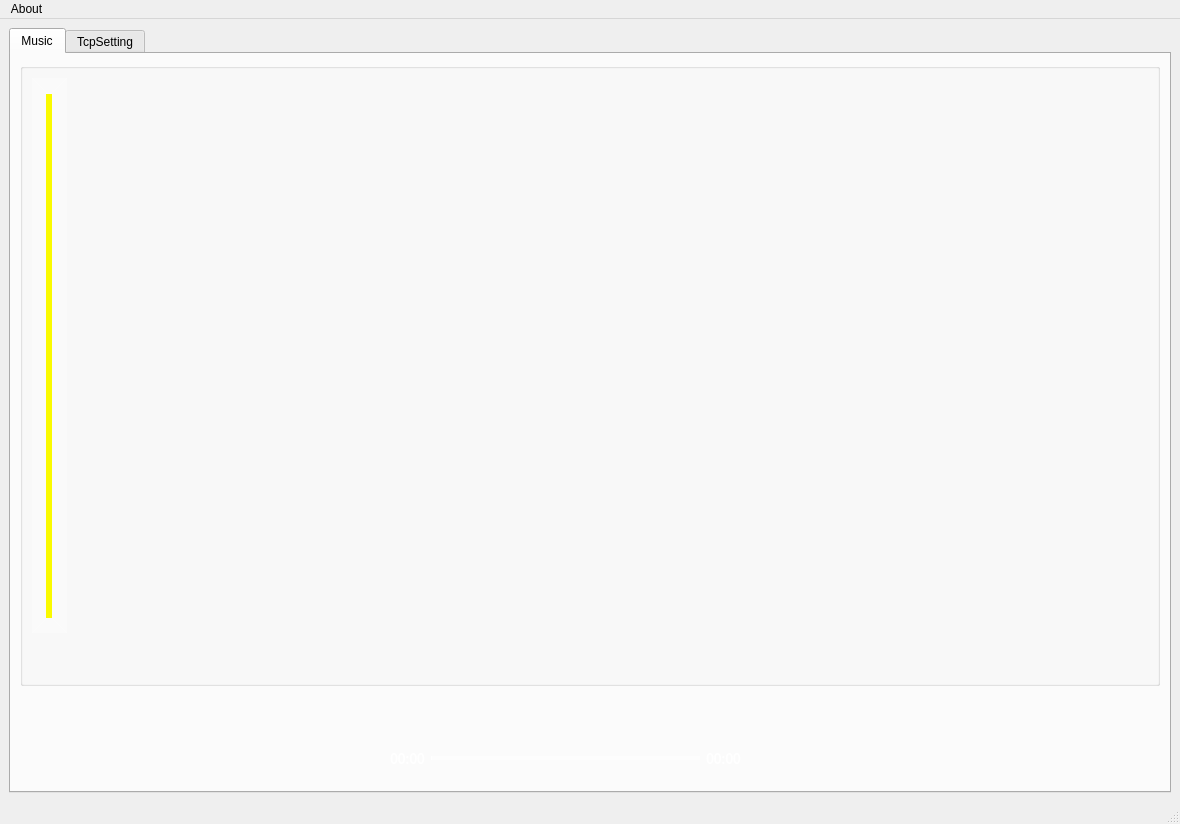
Qt form 2_Proj/server/tcpController.ui (sitakerchen/MultiStereo) before a commit.
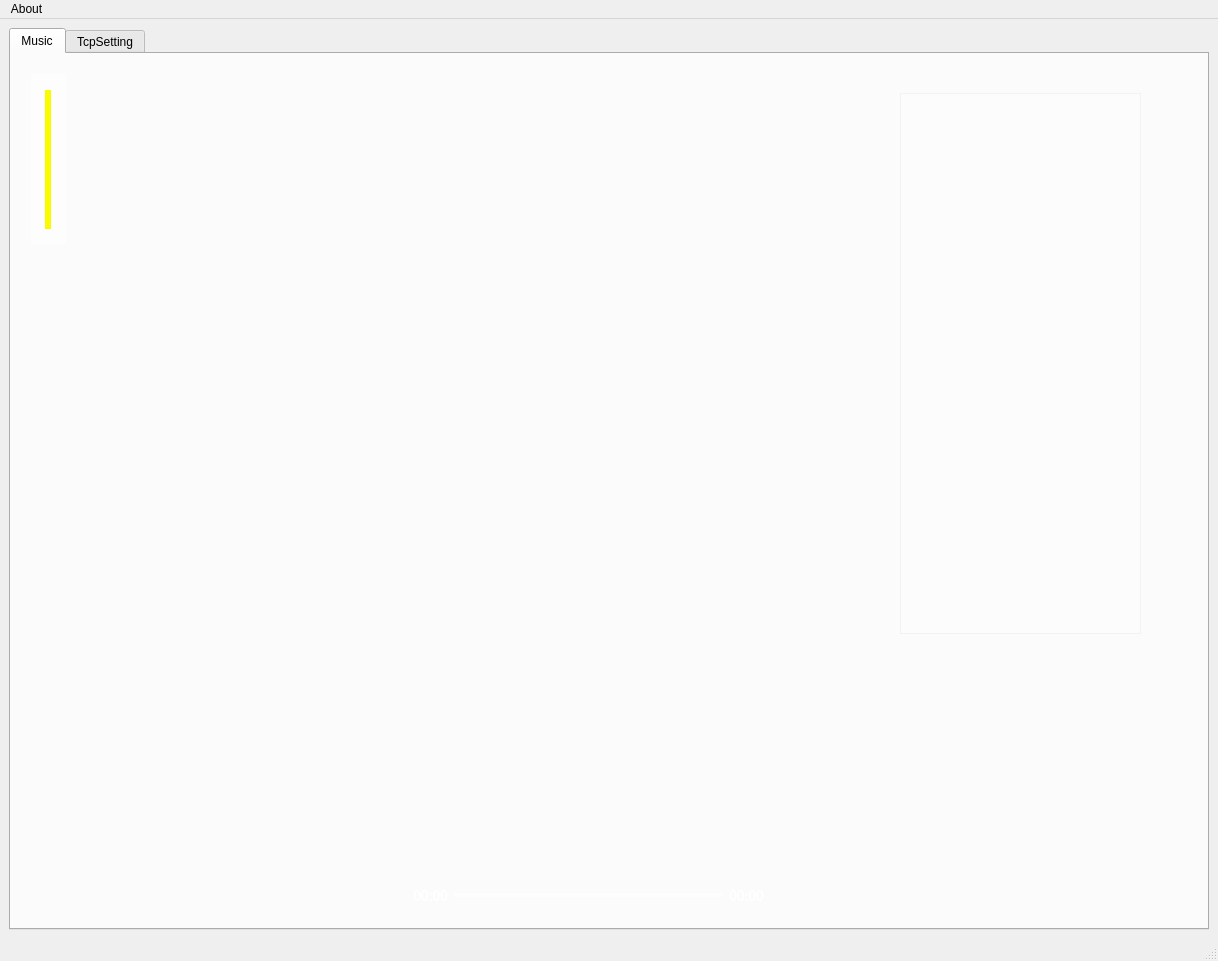
The same form after that commit. Icons and pictures are not drawn.

```diff
--- a/2_Proj/server/tcpController.ui
+++ b/2_Proj/server/tcpController.ui
@@ -6,8 +6,8 @@
    <rect>
     <x>0</x>
     <y>0</y>
-    <width>1180</width>
-    <height>824</height>
+    <width>1218</width>
+    <height>961</height>
    </rect>
   </property>
   <property name="minimumSize">
@@ -617,6 +617,42 @@
                </property>
               </spacer>
              </item>
+             <item row="1" column="1">
+              <widget class="QPushButton" name="pushButton_PlayList">
+               <property name="minimumSize">
+                <size>
+                 <width>35</width>
+                 <height>35</height>
+                </size>
+               </property>
+               <property name="maximumSize">
+                <size>
+                 <width>35</width>
+                 <height>35</height>
+                </size>
+               </property>
+               <property name="styleSheet">
+                <string notr="true">QPushButton
+{
+background-position:center center;
+border:none;
+}</string>
+               </property>
+               <property name="text">
+                <string/>
+               </property>
+               <property name="icon">
+                <iconset resource="imagefile.qrc">
+                 <normaloff>:/image/image/image/myMusicList.png</normaloff>:/image/image/image/myMusicList.png</iconset>
+               </property>
+               <property name="iconSize">
+                <size>
+                 <width>35</width>
+                 <height>35</height>
+                </size>
+               </property>
+              </widget>
+             </item>
             </layout>
            </item>
            <item>
@@ -637,22 +673,103 @@
         </item>
         <item row="1" column="0">
          <widget class="QGroupBox" name="groupBox_3">
+          <property name="styleSheet">
+           <string notr="true">QGroupBox#groupBox_3
+{
+	border-image: url(:/image/image/background/default.jpg);
+border-radius: 20px;
+}</string>
+          </property>
           <property name="title">
            <string/>
           </property>
-          <layout class="QGridLayout" name="gridLayout_6">
-           <item row="0" column="0">
-            <layout class="QVBoxLayout" name="verticalLayout_6">
-             <item>
-              <widget class="QSlider" name="volumeSlider">
-               <property name="minimumSize">
-                <size>
-                 <width>35</width>
-                 <height>170</height>
-                </size>
-               </property>
-               <property name="styleSheet">
-                <string notr="true"> QSlider 
+          <widget class="QListWidget" name="ListWidget_musicName">
+           <property name="geometry">
+            <rect>
+             <x>880</x>
+             <y>30</y>
+             <width>241</width>
+             <height>541</height>
+            </rect>
+           </property>
+           <property name="font">
+            <font>
+             <bold>true</bold>
+            </font>
+           </property>
+           <property name="styleSheet">
+            <string notr="true">color: rgb(255, 255, 255);
+background-color: rgba(255, 255, 255, 50);
+</string>
+           </property>
+           <property name="horizontalScrollBarPolicy">
+            <enum>Qt::ScrollBarAlwaysOff</enum>
+           </property>
+          </widget>
+          <widget class="QPushButton" name="btnVolume">
+           <property name="geometry">
+            <rect>
+             <x>11</x>
+             <y>187</y>
+             <width>35</width>
+             <height>35</height>
+            </rect>
+           </property>
+           <property name="minimumSize">
+            <size>
+             <width>35</width>
+             <height>35</height>
+            </size>
+           </property>
+           <property name="cursor">
+            <cursorShape>PointingHandCursor</cursorShape>
+           </property>
+           <property name="toolTip">
+            <string>音量控制</string>
+           </property>
+           <property name="styleSheet">
+            <string notr="true">QPushButton
+{
+background-image: url(:/image/image/image/music-voice.png);
+background-repeat:no-repeat;
+background-position:center center;
+border:none;
+}
+
+QPushButton:hover{
+background-image: url(:/image/image/image-hover/music-voice-hover.png);
+background-repeat:no-repeat;
+background-position:center center;
+}
+
+QPushButton:pressed{
+background-image: url(:/image/image/image/music-voice.png);
+background-repeat:no-repeat;
+background-position:center center;
+}
+</string>
+           </property>
+           <property name="text">
+            <string/>
+           </property>
+          </widget>
+          <widget class="QSlider" name="volumeSlider">
+           <property name="geometry">
+            <rect>
+             <x>11</x>
+             <y>11</y>
+             <width>35</width>
+             <height>170</height>
+            </rect>
+           </property>
+           <property name="minimumSize">
+            <size>
+             <width>35</width>
+             <height>170</height>
+            </size>
+           </property>
+           <property name="styleSheet">
+            <string notr="true"> QSlider 
     {  
         background-color: rgba(255,255,255,0.2);
         min-width:5px; 
@@ -683,62 +800,17 @@
  margin: -0 -4px; 
 	border-image: url(:/image/image/image/volumeHandle.png);
      }</string>
-               </property>
-               <property name="maximum">
-                <number>100</number>
-               </property>
-               <property name="value">
-                <number>100</number>
-               </property>
-               <property name="orientation">
-                <enum>Qt::Vertical</enum>
-               </property>
-              </widget>
-             </item>
-             <item>
-              <widget class="QPushButton" name="btnVolume">
-               <property name="minimumSize">
-                <size>
-                 <width>35</width>
-                 <height>35</height>
-                </size>
-               </property>
-               <property name="cursor">
-                <cursorShape>PointingHandCursor</cursorShape>
-               </property>
-               <property name="toolTip">
-                <string>音量控制</string>
-               </property>
-               <property name="styleSheet">
-                <string notr="true">QPushButton
-{
-background-image: url(:/image/image/image/music-voice.png);
-background-repeat:no-repeat;
-background-position:center center;
-border:none;
-}
-
-QPushButton:hover{
-background-image: url(:/image/image/image-hover/music-voice-hover.png);
-background-repeat:no-repeat;
-background-position:center center;
-}
-
-QPushButton:pressed{
-background-image: url(:/image/image/image/music-voice.png);
-background-repeat:no-repeat;
-background-position:center center;
-}
-</string>
-               </property>
-               <property name="text">
-                <string/>
-               </property>
-              </widget>
-             </item>
-            </layout>
-           </item>
-          </layout>
+           </property>
+           <property name="maximum">
+            <number>100</number>
+           </property>
+           <property name="value">
+            <number>100</number>
+           </property>
+           <property name="orientation">
+            <enum>Qt::Vertical</enum>
+           </property>
+          </widget>
          </widget>
         </item>
        </layout>
@@ -907,8 +979,8 @@
     <rect>
      <x>0</x>
      <y>0</y>
-     <width>1180</width>
-     <height>22</height>
+     <width>1218</width>
+     <height>26</height>
     </rect>
    </property>
    <widget class="QMenu" name="menuController">
```
Left out of the diff: 29 changed lines with no effect on the pictures.
